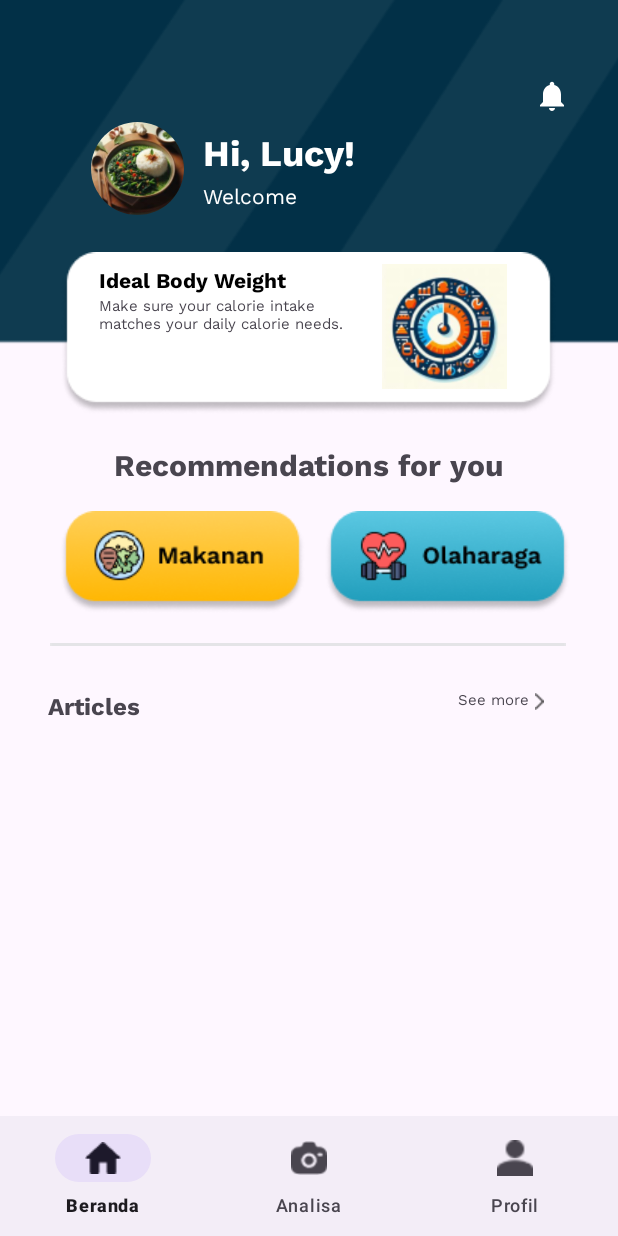
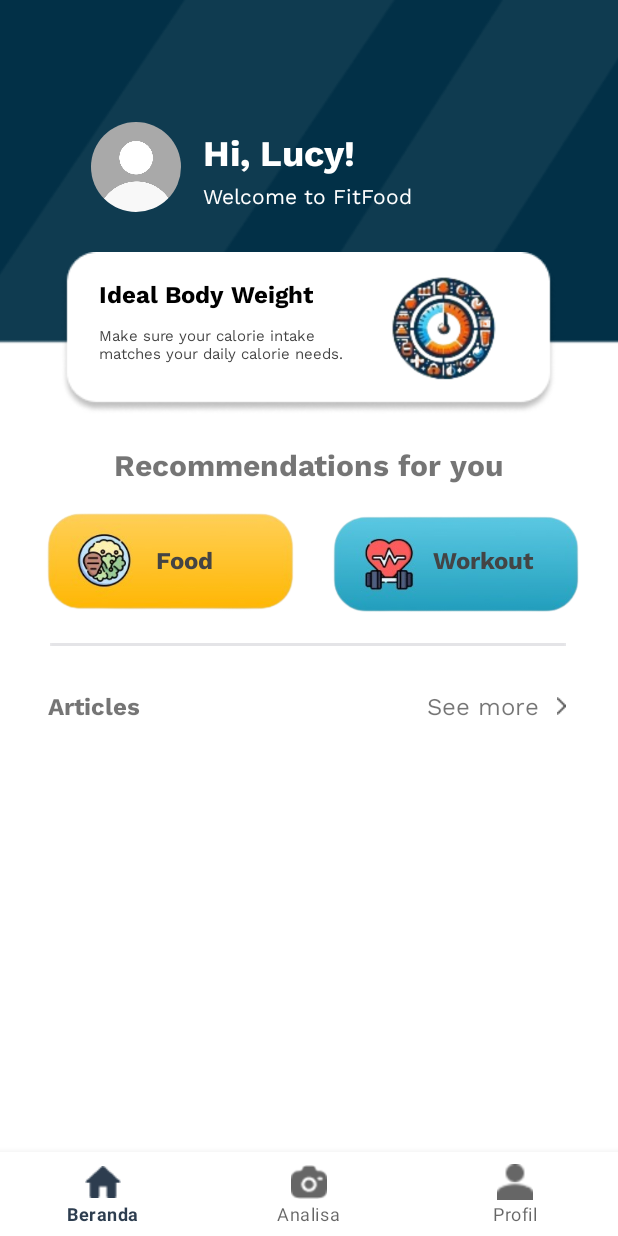
Before and after one commit to raytqr/FitFoood, an Android app: the HomeFragment screen opened directly, with no data from a screen before it, on a phone screen of 412 x 824 dp. Run offline under Robolectric (Android 15) with nearby library versions, the phone set to English and light mode, and no system bars; our stand-ins replace CircleImageView; libraries missing offline, so code that uses them is left out: de.hdodenhof.circleimageview; 1 statement that could not run was skipped.

Commit message:
fix ui on boarding to home

```diff
--- a/app/src/main/AndroidManifest.xml
+++ b/app/src/main/AndroidManifest.xml
@@ -56,7 +56,8 @@
 
         <activity
             android:name=".MainActivity"
-            android:exported="true">
+            android:exported="true"
+            android:windowFullscreen="true">
             <!-- Intent filter removed -->
         </activity>
         <activity
--- a/app/src/main/java/com/example/fitfoood/view/main/HomeFragment.kt
+++ b/app/src/main/java/com/example/fitfoood/view/main/HomeFragment.kt
@@ -49,9 +49,6 @@ class HomeFragment : Fragment() {
             homeSeeAll.setOnClickListener {
                 startActivity(Intent(requireContext(), ArtikelActivity::class.java))
             }
-            btnNotification.setOnClickListener {
-                startActivity(Intent(requireContext(), NotificationActivity::class.java))
-            }
         }
         showRecyclerList()
     }
--- a/app/src/main/res/drawable/bg_eat_reminder.xml
+++ b/app/src/main/res/drawable/bg_eat_reminder.xml
@@ -3,8 +3,6 @@
     <gradient
         android:type="linear"
         android:angle="0"
-        android:startColor="@color/yellow_500"
-        >
-
+        android:startColor="@color/yellow_500">
     </gradient>
 </shape>
--- a/app/src/main/res/layout/activity_sign_up.xml
+++ b/app/src/main/res/layout/activity_sign_up.xml
@@ -13,7 +13,7 @@
         android:layout_height="wrap_content"
         android:layout_marginStart="32dp"
         android:layout_marginEnd="32dp"
-        android:layout_marginTop="40dp"
+        android:layout_marginTop="80dp"
         android:text="@string/title_signup_page"
         app:layout_constraintEnd_toEndOf="parent"
         app:layout_constraintHorizontal_bias="0.0"
@@ -43,18 +43,18 @@
         android:layout_height="wrap_content"
         android:layout_marginStart="32dp"
         android:layout_marginEnd="32dp"
-        android:layout_marginTop="8dp"
+        android:layout_marginTop="16dp"
         app:layout_constraintEnd_toEndOf="parent"
         app:layout_constraintStart_toStartOf="parent"
-        app:layout_constraintTop_toBottomOf="@+id/messageTextView">
+        app:layout_constraintTop_toBottomOf="@+id/titleTextView">
 
         <com.google.android.material.textfield.TextInputEditText
             android:id="@+id/nameEditText"
             android:layout_width="match_parent"
             android:layout_height="wrap_content"
             android:ems="10"
-            android:textSize="14sp"
-            android:hint="@string/name" />
+            android:hint="@string/name"
+            android:textSize="14sp" />
     </com.google.android.material.textfield.TextInputLayout>
 
     <TextView
--- a/app/src/main/res/layout/fragment_home.xml
+++ b/app/src/main/res/layout/fragment_home.xml
@@ -16,16 +16,6 @@
         app:layout_constraintTop_toTopOf="parent"
         app:srcCompat="@drawable/bg_home"
         tools:ignore="MissingConstraints" />
-
-    <ImageView
-        android:id="@+id/btn_notification"
-        android:layout_width="wrap_content"
-        android:layout_height="wrap_content"
-        android:layout_marginTop="52dp"
-        android:layout_marginEnd="32dp"
-        android:src="@drawable/ic_notifications_black_24dp"
-        app:layout_constraintEnd_toEndOf="parent"
-        app:layout_constraintTop_toTopOf="parent" />
 
     <RelativeLayout
         android:id="@+id/relativeLayout"
@@ -66,8 +56,8 @@
 
         <de.hdodenhof.circleimageview.CircleImageView
             android:id="@+id/img_avatar"
-            android:layout_width="62dp"
-            android:layout_height="62dp"
+            android:layout_width="60dp"
+            android:layout_height="60dp"
             android:layout_alignParentStart="true"
             android:layout_alignParentTop="true"
             android:layout_marginStart="5dp"
@@ -76,7 +66,7 @@
             android:layout_marginBottom="5dp"
             app:layout_constraintBottom_toBottomOf="parent"
             app:layout_constraintStart_toStartOf="parent"
-            android:src="@drawable/img_food_dummy" />
+            android:src="@drawable/profle_photo" />
 
     </RelativeLayout>
 
@@ -106,18 +96,22 @@
 
         <TextView
             android:id="@+id/textViewBMICard"
-            style="@style/SubHeading2_Bold"
+            style="@style/SubHeading1_Bold"
             android:layout_width="wrap_content"
             android:layout_height="wrap_content"
+            android:layout_alignTop="@+id/imageView8"
+            android:layout_marginTop="8dp"
             android:text="@string/bmi_card"
             android:textColor="@color/black" />
 
         <TextView
             android:id="@+id/textViewBMIDesc"
             style="@style/Body2_Regular"
+            android:textColor="@color/grey_500"
             android:layout_width="181dp"
             android:layout_height="33dp"
-            android:layout_marginTop="20dp"
+            android:layout_below="@+id/textViewBMICard"
+            android:layout_marginTop="8dp"
             android:text="@string/bmi_desc" />
 
         <ImageView
@@ -130,8 +124,8 @@
 
     <ImageView
         android:id="@+id/btn_food_recomendation"
-        android:layout_width="wrap_content"
-        android:layout_height="wrap_content"
+        android:layout_width="168dp"
+        android:layout_height="68dp"
         android:layout_marginTop="16dp"
         android:layout_marginEnd="8dp"
         app:layout_constraintEnd_toStartOf="@+id/btn_wo_recomendation"
@@ -140,14 +134,40 @@
         app:layout_constraintTop_toBottomOf="@+id/textView5"
         app:srcCompat="@drawable/btn_makanan" />
 
+    <TextView
+        style="@style/SubHeading1_Bold"
+        android:layout_width="wrap_content"
+        android:layout_height="wrap_content"
+        android:text="@string/food"
+        android:textColor="@color/grey_500"
+        app:layout_constraintBottom_toBottomOf="@+id/btn_food_recomendation"
+        app:layout_constraintEnd_toEndOf="@+id/btn_food_recomendation"
+        app:layout_constraintHorizontal_bias="0.569"
+        app:layout_constraintStart_toStartOf="@+id/btn_food_recomendation"
+        app:layout_constraintTop_toTopOf="@+id/btn_food_recomendation"
+        app:layout_constraintVertical_bias="0.477" />
+
     <ImageView
         android:id="@+id/btn_wo_recomendation"
+        android:layout_width="190dp"
+        android:layout_height="72dp"
+        android:layout_marginEnd="12dp"
+        app:layout_constraintEnd_toEndOf="parent"
+        app:layout_constraintTop_toTopOf="@+id/btn_food_recomendation"
+        app:srcCompat="@drawable/btn_olahraga" />
+
+    <TextView
+        style="@style/SubHeading1_Bold"
         android:layout_width="wrap_content"
         android:layout_height="wrap_content"
-        android:layout_marginEnd="32dp"
-        app:layout_constraintEnd_toEndOf="parent"
-        app:layout_constraintTop_toTopOf="@+id/btn_food_recomendation"
-        app:srcCompat="@drawable/btn_olagraga" />
+        android:text="@string/workout"
+        android:textColor="@color/grey_500"
+        app:layout_constraintBottom_toBottomOf="@+id/btn_wo_recomendation"
+        app:layout_constraintEnd_toEndOf="@+id/btn_wo_recomendation"
+        app:layout_constraintHorizontal_bias="0.674"
+        app:layout_constraintStart_toEndOf="@+id/btn_food_recomendation"
+        app:layout_constraintTop_toTopOf="@+id/btn_wo_recomendation"
+        app:layout_constraintVertical_bias="0.437" />
 
     <TextView
         android:id="@+id/textView5"
@@ -185,24 +205,25 @@
 
     <LinearLayout
         android:id="@+id/home_see_all"
-        android:layout_width="72dp"
-        android:layout_height="16dp"
+        android:layout_width="wrap_content"
+        android:layout_height="wrap_content"
         app:layout_constraintEnd_toEndOf="@+id/imageView4"
         app:layout_constraintTop_toTopOf="@+id/textView3">\
 
 
         <TextView
             android:id="@+id/textView4"
-            style="@style/Body2_Regular"
+            style="@style/SubHeading1_Regular"
             android:layout_width="wrap_content"
             android:layout_height="wrap_content"
+            android:layout_marginEnd="8dp"
             android:text="@string/home_see_all" />
 
         <ImageView
-            android:layout_width="6dp"
-            android:layout_height="11dp"
+            android:layout_width="wrap_content"
+            android:layout_height="wrap_content"
             android:layout_marginStart="4dp"
-            android:layout_marginTop="3dp"
+            android:layout_marginTop="6dp"
             app:srcCompat="@drawable/vector_next" />
 
     </LinearLayout>
--- a/app/src/main/res/values-night/themes.xml
+++ b/app/src/main/res/values-night/themes.xml
@@ -1,8 +1,16 @@
 <resources xmlns:tools="http://schemas.android.com/tools">
     <!-- Base application theme. -->
     <style name="Base.Theme.FitFoood" parent="Theme.Material3.DayNight.NoActionBar">
-        <!-- Customize your dark theme here. -->
-        <!-- <item name="colorPrimary">@color/my_dark_primary</item> -->
+        <!-- Customize your light theme here. -->
+        <!-- Primary brand color. -->
+        <item name="colorPrimary">@color/white</item>
+        <item name="colorPrimaryVariant">@color/base_blue</item>
+        <item name="colorOnPrimary">@color/white</item>
+        <!-- Secondary brand color. -->
+        <item name="colorSecondary">@color/base_blue</item>
+        <item name="colorOnSecondary">@color/white</item>
+        <!-- Status bar color. -->
+        <item name="android:statusBarColor">@color/navi</item>
     </style>
 
     <style name="Theme.FitFoood" parent="Base.Theme.FitFoood" />
--- a/app/src/main/res/values/strings.xml
+++ b/app/src/main/res/values/strings.xml
@@ -15,7 +15,7 @@
     <string name="login">Login</string>
     <string name="message_welcome_page">A place to share the excitement among Dicoding users</string>
     <string name="title_welcome_page">Welcome to dicoStory!</string>
-    <string name="title_signup_page">Welcome </string>
+    <string name="title_signup_page">Welcome 👋</string>
     <string name="title_form_page">Enter your data</string>
     <string name="email">Email</string>
     <string name="password">Password</string>
@@ -27,7 +27,7 @@
     <string name="birth_date">Date of Birth</string>
     <string name="weight">Weight (kg)</string>
     <string name="height">Height (cm)</string>
-    <string name="title_login_page">Welcome back </string>
+    <string name="title_login_page">Welcome back 👋</string>
     <string name="name">Name</string>
     <string name="message_main_page">Happy Learning at Dicoding.</string>
     <string name="greeting">Hello %1$s,</string>
@@ -49,7 +49,7 @@
     <string name="title_activity_main">MainActivity</string>
 
     <string name="guest_name">Hi, Lucy!</string>
-    <string name="guest_welcome">Welcome</string>
+    <string name="guest_welcome">Welcome to FitFood</string>
     <string name="bmi_card">Ideal Body Weight</string>
     <string name="bmi_desc">Make sure your calorie intake matches your daily calorie needs.</string>
     <string name="recomend_for_you">Recommendations for you</string>
@@ -146,4 +146,6 @@
     <string name="or_sign_in_with">- Or sign in with -</string>
     <string name="or_sign_up_with">- Or sign up with -</string>
     <string name="submit">Submit</string>
+    <string name="food">Food</string>
+    <string name="workout">Workout</string>
 </resources>
--- a/app/src/main/res/values/themes.xml
+++ b/app/src/main/res/values/themes.xml
@@ -1,8 +1,16 @@
 <resources xmlns:tools="http://schemas.android.com/tools">
     <!-- Base application theme. -->
-    <style name="Base.Theme.FitFoood" parent="Theme.Material3.DayNight.NoActionBar">
+    <style name="Base.Theme.FitFoood" parent="Theme.MaterialComponents.DayNight.NoActionBar">
         <!-- Customize your light theme here. -->
-        <!-- <item name="colorPrimary">@color/my_light_primary</item> -->
+        <!-- Primary brand color. -->
+        <item name="colorPrimary">@color/navi</item>
+        <item name="colorPrimaryVariant">@color/base_blue</item>
+        <item name="colorOnPrimary">@color/white</item>
+        <!-- Secondary brand color. -->
+        <item name="colorSecondary">@color/base_blue</item>
+        <item name="colorOnSecondary">@color/white</item>
+        <!-- Status bar color. -->
+        <item name="android:statusBarColor">@color/navi</item>
     </style>
 
     <style name="Theme.FitFoood" parent="Base.Theme.FitFoood" />
```
Also changed, not shown: app/src/main/res/drawable/bmi_img.png, app/src/main/res/drawable/btn_makanan.png, app/src/main/res/drawable/btn_olagraga.png (deleted), app/src/main/res/drawable/btn_olahraga.png (added), app/src/main/res/drawable/img_ob3.jpg (added), app/src/main/res/drawable/img_ob3.png (deleted), app/src/main/res/drawable/profle_photo.jpg (added).
